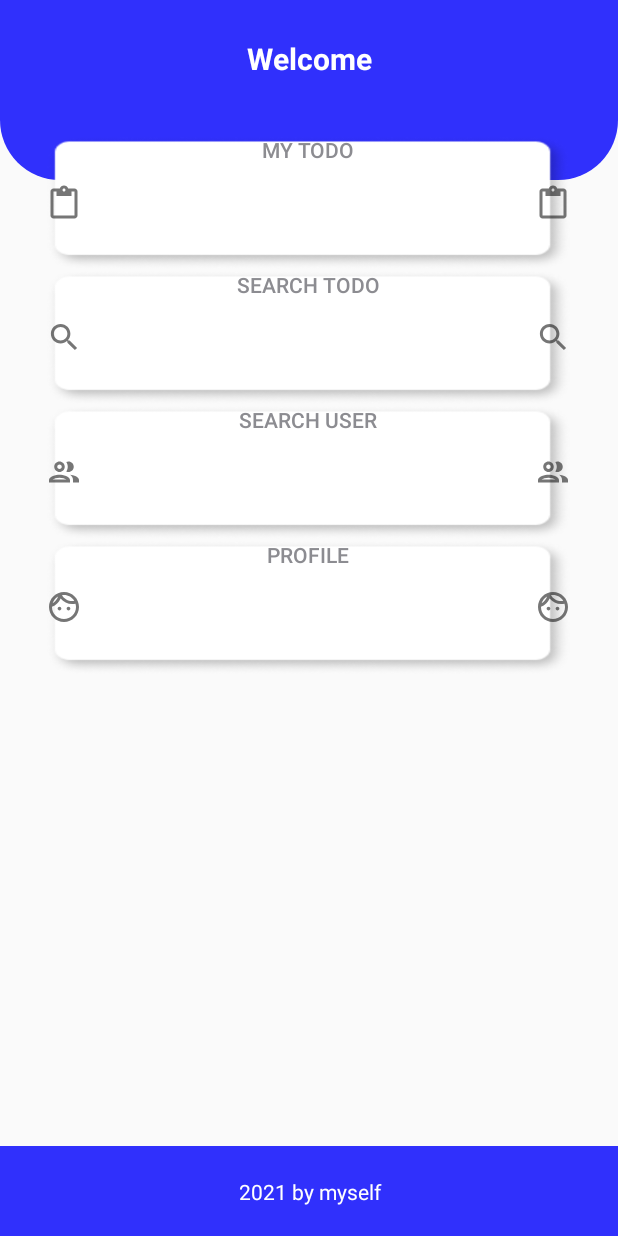
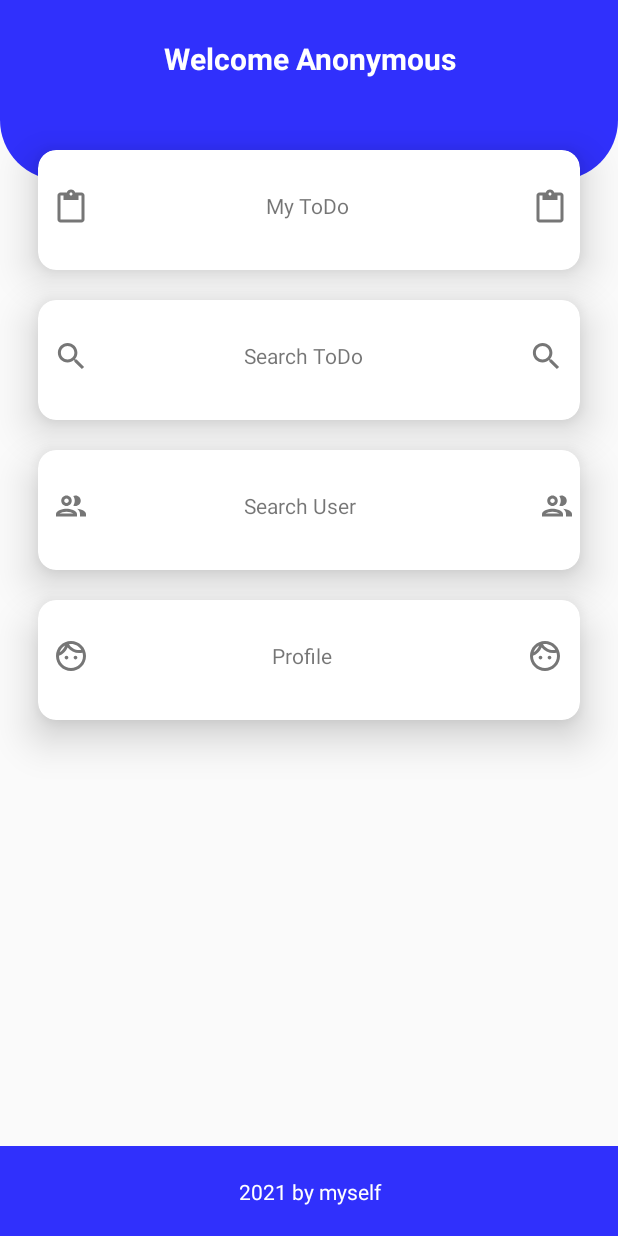
Before and after one commit to Magizuki/KepoApp, an Android app: the layout activity_main_menu.xml on its own in the app's theme, with its tools: preview values and no code run, on a phone screen of 412 x 824 dp. Run offline under Robolectric (Android 15) with nearby library versions, the phone set to English and light mode, and no system bars.

Commit message:
Add Main Menu Feature and Fix Main Menu UI Design

```diff
--- a/app/build.gradle
+++ b/app/build.gradle
@@ -37,6 +37,7 @@ dependencies {
     implementation 'androidx.appcompat:appcompat:1.2.0'
     implementation 'com.google.android.material:material:1.2.1'
     implementation 'androidx.constraintlayout:constraintlayout:2.0.4'
+    implementation "androidx.cardview:cardview:1.0.0"
     testImplementation 'junit:junit:4.+'
     androidTestImplementation 'androidx.test.ext:junit:1.1.2'
     androidTestImplementation 'androidx.test.espresso:espresso-core:3.3.0'
--- a/app/src/main/AndroidManifest.xml
+++ b/app/src/main/AndroidManifest.xml
@@ -9,7 +9,11 @@
         android:roundIcon="@mipmap/ic_launcher_round"
         android:supportsRtl="true"
         android:theme="@style/Theme.KepoApp">
-        <activity android:name=".view.MainMenuActivity"></activity>
+        <activity android:name=".view.ProfileActivity"></activity>
+        <activity android:name=".view.SearchUserActivity" />
+        <activity android:name=".view.SearchToDoActivity" />
+        <activity android:name=".view.MyToDoActivity" />
+        <activity android:name=".view.MainMenuActivity" />
         <activity android:name=".view.LoginRegisterActivity" />
         <activity android:name=".view.MainActivity">
             <intent-filter>
--- a/app/src/main/java/com/example/kepoapp/view/LoginRegisterActivity.java
+++ b/app/src/main/java/com/example/kepoapp/view/LoginRegisterActivity.java
@@ -43,7 +43,7 @@ public class LoginRegisterActivity extends AppCompatActivity implements View.OnC
 
         User user = sharedPref.load();
         if(user.getId() != 0 || user.getUsername() != "" || user.getPassword() != ""){
-//            sharedPref.clearSharedPref();
+            sharedPref.clearSharedPref();
             Intent intent = new Intent(LoginRegisterActivity.this, MainMenuActivity.class);
             intent.putExtra(MainMenuActivity.Extra_User, user);
             startActivity(intent);
@@ -77,6 +77,7 @@ public class LoginRegisterActivity extends AppCompatActivity implements View.OnC
                 Toast.makeText(LoginRegisterActivity.this, "Register Success",Toast.LENGTH_LONG).show();
             }
 
+
         }
         else if(view.equals(login)){
 
@@ -104,5 +105,8 @@ public class LoginRegisterActivity extends AppCompatActivity implements View.OnC
 
         }
 
+        username.setText("");
+        password.setText("");
+
     }
 }
--- a/app/src/main/res/layout/activity_main_menu.xml
+++ b/app/src/main/res/layout/activity_main_menu.xml
@@ -20,83 +20,193 @@
             android:src="@drawable/mainmenu_customeheader"/>
 
         <TextView
+            android:id="@+id/introMessage"
             android:layout_width="match_parent"
             android:layout_height="wrap_content"
-            android:text="Welcome"
             android:gravity="center_horizontal"
             android:textColor="@color/white"
             android:layout_marginTop="25dp"
             android:fontFamily="sans-serif"
             android:textSize="20sp"
             android:textStyle="bold"
+            tools:text="Welcome Anonymous"
             />
 
+        <androidx.cardview.widget.CardView
+            android:layout_width="match_parent"
+            android:layout_height="80dp"
+            android:layout_marginLeft="25dp"
+            android:layout_marginRight="25dp"
+            android:layout_marginBottom="5dp"
+            android:layout_marginTop="100dp"
+            app:cardCornerRadius="12dp"
+            app:cardElevation="16dp"
+            android:clickable="true"
+            android:id="@+id/MyToDoBtn"
+            >
+
+            <LinearLayout
+                android:layout_width="match_parent"
+                android:layout_height="match_parent"
+                android:orientation="horizontal">
+
+                <ImageView
+                    android:layout_width="wrap_content"
+                    android:layout_height="wrap_content"
+                    android:src="@drawable/ic_todo"
+                    android:layout_marginTop="25dp"
+                    android:layout_marginLeft="10dp"/>
+
+                <TextView
+                    android:layout_width="wrap_content"
+                    android:layout_height="wrap_content"
+                    android:text="My ToDo"
+                    android:layout_marginTop="27dp"
+                    android:layout_marginLeft="118dp"/>
+
+                <ImageView
+                    android:layout_width="wrap_content"
+                    android:layout_height="wrap_content"
+                    android:src="@drawable/ic_todo"
+                    android:layout_marginTop="25dp"
+                    android:layout_marginLeft="122dp"/>
 
 
-        <Button
-            android:id="@+id/MyToDoBtn"
-            android:layout_width="350dp"
-            android:layout_height="90dp"
-            android:background="@drawable/card2"
-            android:layout_centerHorizontal="true"
-            android:gravity="center_horizontal"
-            android:layout_marginTop="90dp"
-            android:text="My ToDo"
-            android:textColor="@color/light_gray"
-            android:drawableLeft="@drawable/ic_todo"
-            android:drawableRight="@drawable/ic_todo"
-            />
+            </LinearLayout>
 
-<!--        <TextView-->
-<!--            android:id="@+id/MyToDoText"-->
-<!--            android:layout_width="match_parent"-->
-<!--            android:layout_height="wrap_content"-->
-<!--            android:text="My ToDo"-->
-<!--            android:textColor="@color/light_gray"-->
-<!--            android:gravity="center_horizontal"-->
-<!--            android:layout_marginTop="120dp"-->
-<!--            -->
-<!--            />-->
+        </androidx.cardview.widget.CardView>
+
+        <androidx.cardview.widget.CardView
+            android:layout_width="match_parent"
+            android:layout_height="80dp"
+            android:layout_marginLeft="25dp"
+            android:layout_marginRight="25dp"
+            android:layout_marginBottom="5dp"
+            android:layout_marginTop="200dp"
+            app:cardCornerRadius="12dp"
+            app:cardElevation="16dp"
+            android:clickable="true"
+            android:id="@+id/SearchToDoBtn"
+            >
+
+            <LinearLayout
+                android:layout_width="match_parent"
+                android:layout_height="match_parent"
+                android:orientation="horizontal">
+
+                <ImageView
+                    android:layout_width="wrap_content"
+                    android:layout_height="wrap_content"
+                    android:src="@drawable/ic_search"
+                    android:layout_marginTop="25dp"
+                    android:layout_marginLeft="10dp"/>
+
+                <TextView
+                    android:layout_width="wrap_content"
+                    android:layout_height="wrap_content"
+                    android:text="Search ToDo"
+                    android:layout_marginTop="27dp"
+                    android:layout_marginLeft="103dp"/>
+
+                <ImageView
+                    android:layout_width="wrap_content"
+                    android:layout_height="wrap_content"
+                    android:src="@drawable/ic_search"
+                    android:layout_marginTop="25dp"
+                    android:layout_marginLeft="110dp"/>
 
 
-        <Button
-            android:id="@+id/SearchToDo"
-            android:layout_width="350dp"
-            android:layout_height="90dp"
-            android:background="@drawable/card2"
-            android:layout_centerHorizontal="true"
-            android:gravity="center_horizontal"
-            android:layout_marginTop="180dp"
-            android:text="Search ToDo"
-            android:drawableLeft="@drawable/ic_search"
-            android:drawableRight="@drawable/ic_search"
-            android:textColor="@color/light_gray"/>
+            </LinearLayout>
 
-        <Button
-            android:id="@+id/SearchUser"
-            android:layout_width="350dp"
-            android:layout_height="90dp"
-            android:background="@drawable/card2"
-            android:layout_centerHorizontal="true"
-            android:gravity="center_horizontal"
-            android:layout_marginTop="270dp"
-            android:text="Search User"
-            android:drawableLeft="@drawable/ic_people"
-            android:drawableRight="@drawable/ic_people"
-            android:textColor="@color/light_gray"/>
+        </androidx.cardview.widget.CardView>
 
-        <Button
+        <androidx.cardview.widget.CardView
+            android:layout_width="match_parent"
+            android:layout_height="80dp"
+            android:layout_marginLeft="25dp"
+            android:layout_marginRight="25dp"
+            android:layout_marginBottom="5dp"
+            android:layout_marginTop="300dp"
+            app:cardCornerRadius="12dp"
+            app:cardElevation="16dp"
+            android:clickable="true"
+            android:id="@+id/SearchUserBtn"
+            >
+
+            <LinearLayout
+                android:layout_width="match_parent"
+                android:layout_height="match_parent"
+                android:orientation="horizontal">
+
+                <ImageView
+                    android:layout_width="wrap_content"
+                    android:layout_height="wrap_content"
+                    android:src="@drawable/ic_people"
+                    android:layout_marginTop="25dp"
+                    android:layout_marginLeft="10dp"/>
+
+                <TextView
+                    android:layout_width="wrap_content"
+                    android:layout_height="wrap_content"
+                    android:text="Search User"
+                    android:layout_marginTop="27dp"
+                    android:layout_marginLeft="103dp"/>
+
+                <ImageView
+                    android:layout_width="wrap_content"
+                    android:layout_height="wrap_content"
+                    android:src="@drawable/ic_people"
+                    android:layout_marginTop="25dp"
+                    android:layout_marginLeft="122dp"/>
+
+
+            </LinearLayout>
+
+        </androidx.cardview.widget.CardView>
+
+        <androidx.cardview.widget.CardView
+            android:layout_width="match_parent"
+            android:layout_height="80dp"
+            android:layout_marginLeft="25dp"
+            android:layout_marginRight="25dp"
+            android:layout_marginBottom="5dp"
+            android:layout_marginTop="400dp"
+            app:cardCornerRadius="12dp"
+            app:cardElevation="16dp"
+            android:clickable="true"
             android:id="@+id/ProfileBtn"
-            android:layout_width="350dp"
-            android:layout_height="90dp"
-            android:background="@drawable/card2"
-            android:layout_centerHorizontal="true"
-            android:gravity="center_horizontal"
-            android:layout_marginTop="360dp"
-            android:text="Profile"
-            android:drawableLeft="@drawable/ic_face"
-            android:drawableRight="@drawable/ic_face"
-            android:textColor="@color/light_gray"/>
+            >
+
+            <LinearLayout
+                android:layout_width="match_parent"
+                android:layout_height="match_parent"
+                android:orientation="horizontal">
+
+                <ImageView
+                    android:layout_width="wrap_content"
+                    android:layout_height="wrap_content"
+                    android:src="@drawable/ic_face"
+                    android:layout_marginTop="25dp"
+                    android:layout_marginLeft="10dp"/>
+
+                <TextView
+                    android:layout_width="wrap_content"
+                    android:layout_height="wrap_content"
+                    android:text="Profile"
+                    android:layout_marginTop="27dp"
+                    android:layout_marginLeft="122dp"/>
+
+                <ImageView
+                    android:layout_width="wrap_content"
+                    android:layout_height="wrap_content"
+                    android:src="@drawable/ic_face"
+                    android:layout_marginTop="25dp"
+                    android:layout_marginLeft="130dp"/>
+
+
+            </LinearLayout>
+
+        </androidx.cardview.widget.CardView>
 
         <ImageView
             android:layout_width="match_parent"
--- a/app/src/main/res/values/strings.xml
+++ b/app/src/main/res/values/strings.xml
@@ -2,7 +2,6 @@
     <string name="app_name">KepoApp</string>
     <string name="make_stalking_easier">Make stalking easier!</string>
     <string name="_2021_by_myself">2021 by myself</string>
-    <string name="_2021_by_myself">2021 by myself</string>
     <string name="register">REGISTER</string>
     <string name="login">LOGIN</string>
 </resources>
```
Also changed, not shown: app/src/main/java/com/example/kepoapp/view/MainMenuActivity.java (+47 -2 lines), app/src/main/java/com/example/kepoapp/view/MyToDoActivity.java (added, +16 -0 lines), app/src/main/java/com/example/kepoapp/view/ProfileActivity.java (added, +16 -0 lines), app/src/main/java/com/example/kepoapp/view/SearchToDoActivity.java (added, +16 -0 lines), app/src/main/java/com/example/kepoapp/view/SearchUserActivity.java (added, +16 -0 lines), app/src/main/res/layout/activity_my_to_do.xml (added, +9 -0 lines), app/src/main/res/layout/activity_profile.xml (added, +9 -0 lines), app/src/main/res/layout/activity_search_to_do.xml (added, +9 -0 lines), app/src/main/res/layout/activity_search_user.xml (added, +9 -0 lines).
